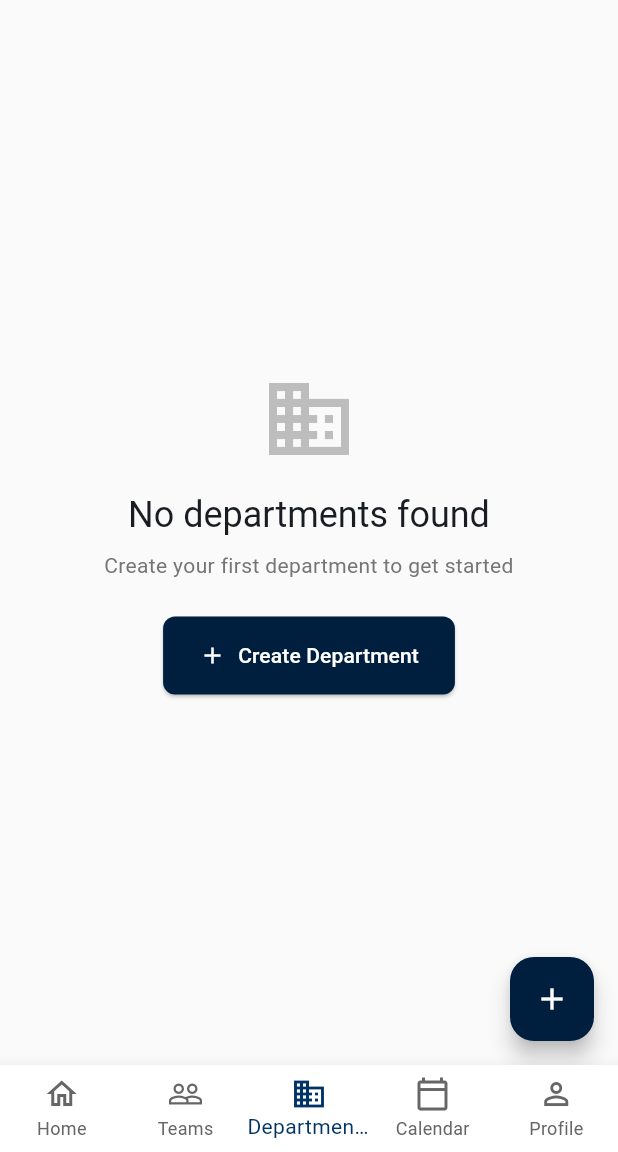
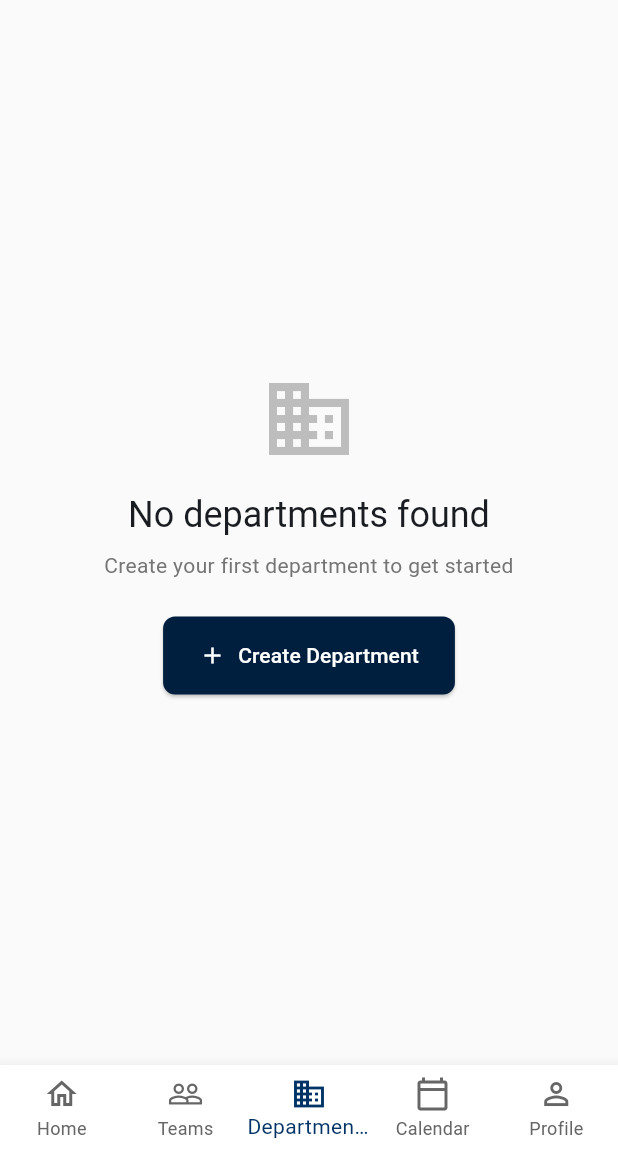
Before and after one commit to Skynse/navysync, a Flutter app: the DepartmentsView screen opened by its route, on a phone screen of 412 x 824 dp, the part 84-1236 px from its top. Run offline on Flutter 3.47's test engine with Material 3 defaults, Android fonts, the light colour scheme and no system bars; our stand-ins replace cloud_firestore, firebase_auth, firebase_core, firebase_storage, flutter_riverpod, go_router and 2 more; missing offline and left inert: firebase_app_check; accounts and stored records are empty.

Commit message:
remove redundant buttons

```diff
--- a/lib/pages/departments.dart
+++ b/lib/pages/departments.dart
@@ -321,15 +321,15 @@ class _DepartmentsViewState extends State<DepartmentsView> {
           );
         },
       ),
-      floatingActionButton:
-          _canCreateDepartment()
-              ? FloatingActionButton(
-                onPressed: _showCreateDepartmentDialog,
-                backgroundColor: AppColors.navyBlue,
-                foregroundColor: Colors.white,
-                child: const Icon(Icons.add),
-              )
-              : null,
+      // floatingActionButton:
+      //     _canCreateDepartment()
+      //         ? FloatingActionButton(
+      //           onPressed: _showCreateDepartmentDialog,
+      //           backgroundColor: AppColors.navyBlue,
+      //           foregroundColor: Colors.white,
+      //           child: const Icon(Icons.add),
+      //         )
+      //         : null,
     );
   }
 }
--- a/lib/pages/home_page.dart
+++ b/lib/pages/home_page.dart
@@ -889,10 +889,7 @@ class _HomeScreenState extends ConsumerState<HomeScreen> {
                   onPressed: () => context.push('/learn'),
                   tooltip: 'Learn!',
                 ),
-                IconButton(
-                  icon: Icon(Icons.calendar_month, color: Colors.white),
-                  onPressed: () => context.push('/calendar'),
-                ),
+
                 SizedBox(width: 16),
               ],
             ),
```
Also changed, not shown: lib/pages/teams.dart (+10 -13 lines).
